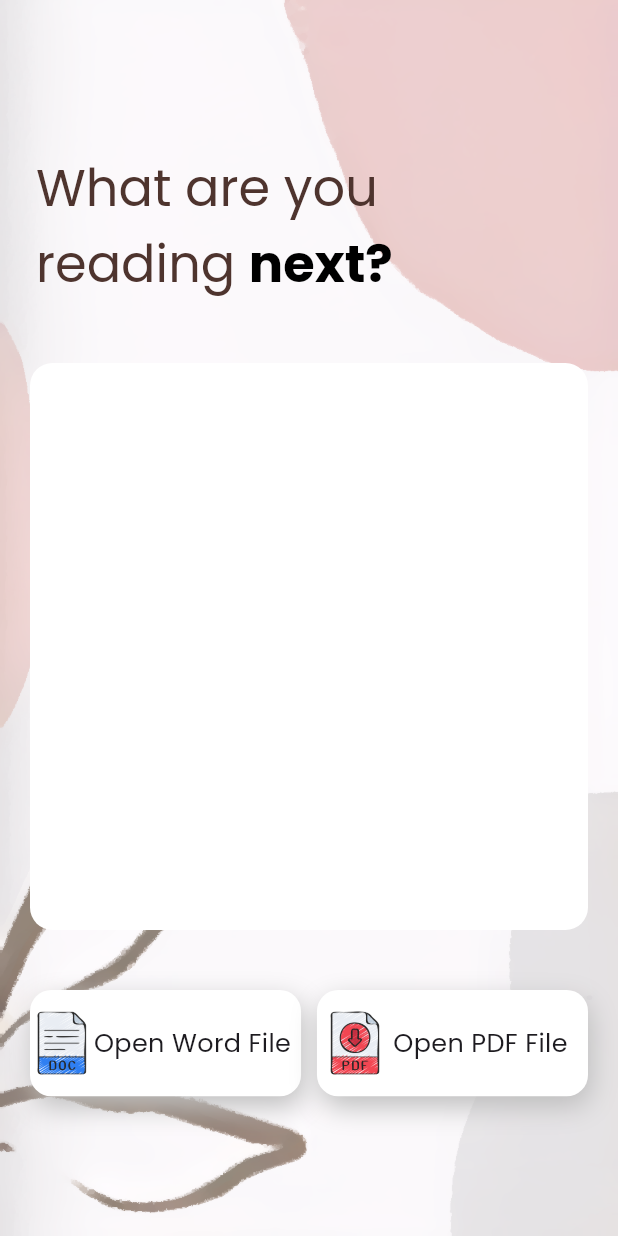
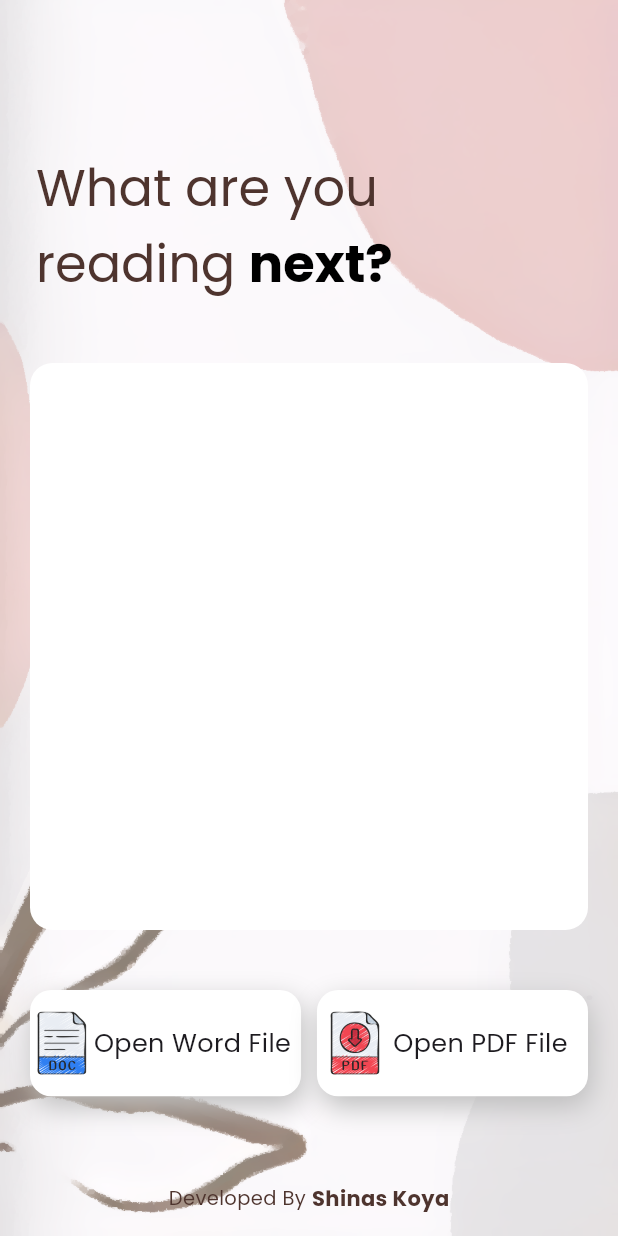
Before and after one commit to ShinasNajeerKoya/Flamingo-YourPersonalDocumentReader, a Flutter app: the HomeScreen screen opened directly, on a phone screen of 412 x 824 dp. Run offline on Flutter 3.47's test engine with Material 3 defaults, Android fonts, the phone set to English and light mode, and no system bars; our stand-ins replace file_picker, flutter_svg, get, google_fonts; missing offline and left inert: pdfx.

Commit message:
final commit

```diff
--- a/lib/screens/home_screen.dart
+++ b/lib/screens/home_screen.dart
@@ -104,6 +104,7 @@ class HomeScreenState extends State<HomeScreen> {
     final size = MediaQuery.of(context).size;
     return Scaffold(
       body: Container(
+        padding: EdgeInsets.only(bottom: Dimensions.iconSize16),
         width: double.infinity,
         decoration: BoxDecoration(
           image: DecorationImage(
@@ -205,6 +206,24 @@ class HomeScreenState extends State<HomeScreen> {
                 ],
               ),
             ),
+            Expanded(child: SizedBox()),
+            Row(
+              mainAxisAlignment: MainAxisAlignment.center,
+              children: [
+                Text(
+                  "Developed By",
+                  style: TextStyle(
+                    fontSize: 13,
+                    color: Colors.brown.shade800,
+                  ),
+                ),
+                SizedBox(width: 4),
+                Text(
+                  "Shinas Koya",
+                  style: TextStyle(fontSize: 14, color: Colors.brown.shade800, fontWeight: FontWeight.bold),
+                ),
+              ],
+            )
           ],
         ),
       ),
```
Also changed, not shown: assets/application_snapshots/homepage.jpg, assets/application_snapshots/homepage_recent_1.jpg, assets/application_snapshots/homepage_recent_2.jpg.
